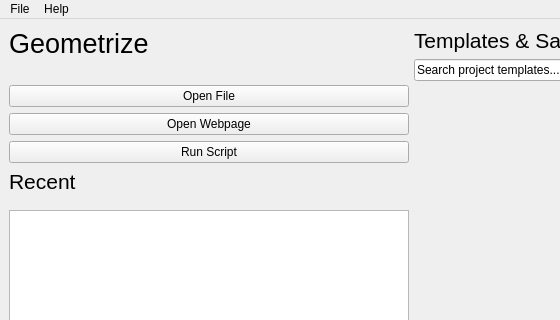
Tw1ddle/geometrize, file Geometrize/dialog/launchwindow.ui: the form before one commit; both pictures show x 0 to 560 and y 0 to 320 of the 1280 by 720 pixel window.
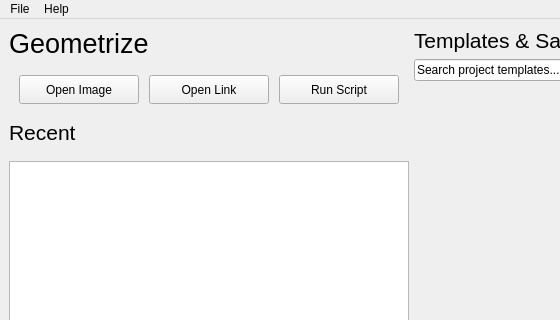
The form after the commit. Icons and pictures are not drawn. Custom widgets are drawn as their Qt base class.

Commit message: Minor tweaks, buttons to open images/links etc

Diff of the .ui file:
```diff
--- a/Geometrize/dialog/launchwindow.ui
+++ b/Geometrize/dialog/launchwindow.ui
@@ -94,47 +94,119 @@
           </property>
          </widget>
         </item>
-        <item>
-         <spacer name="verticalSpacer_2">
-          <property name="orientation">
-           <enum>Qt::Vertical</enum>
-          </property>
-          <property name="sizeType">
-           <enum>QSizePolicy::Maximum</enum>
-          </property>
-          <property name="sizeHint" stdset="0">
-           <size>
-            <width>20</width>
-            <height>20</height>
-           </size>
-          </property>
-         </spacer>
-        </item>
         <item>
          <layout class="QVBoxLayout" name="verticalLayout">
           <item>
-           <widget class="QPushButton" name="openImageButton">
-            <property name="text">
-             <string>Open File</string>
+           <layout class="QHBoxLayout" name="horizontalLayout">
+            <property name="spacing">
+             <number>10</number>
             </property>
-           </widget>
+            <property name="leftMargin">
+             <number>10</number>
+            </property>
+            <property name="topMargin">
+             <number>10</number>
+            </property>
+            <property name="rightMargin">
+             <number>10</number>
+            </property>
+            <property name="bottomMargin">
+             <number>10</number>
+            </property>
+            <item>
+             <widget class="QToolButton" name="openImageButton">
+              <property name="sizePolicy">
+               <sizepolicy hsizetype="Expanding" vsizetype="Fixed">
+                <horstretch>0</horstretch>
+                <verstretch>0</verstretch>
+               </sizepolicy>
+              </property>
+              <property name="styleSheet">
+               <string notr="true">padding: 5px;</string>
+              </property>
+              <property name="text">
+               <string>Open Image</string>
+              </property>
+              <property name="icon">
+               <iconset resource="../resources/application_resources.qrc">
+                <normaloff>:/icons/folder_image.png</normaloff>:/icons/folder_image.png</iconset>
+              </property>
+              <property name="iconSize">
+               <size>
+                <width>32</width>
+                <height>32</height>
+               </size>
+              </property>
+              <property name="toolButtonStyle">
+               <enum>Qt::ToolButtonTextUnderIcon</enum>
+              </property>
+              <property name="arrowType">
+               <enum>Qt::NoArrow</enum>
+              </property>
+             </widget>
+            </item>
+            <item>
+             <widget class="QToolButton" name="openLinkButton">
+              <property name="sizePolicy">
+               <sizepolicy hsizetype="Expanding" vsizetype="Fixed">
+                <horstretch>0</horstretch>
+                <verstretch>0</verstretch>
+               </sizepolicy>
+              </property>
+              <property name="styleSheet">
+               <string notr="true">padding: 5px;</string>
+              </property>
+              <property name="text">
+               <string>Open Link</string>
+              </property>
+              <property name="icon">
+               <iconset resource="../resources/application_resources.qrc">
+                <normaloff>:/icons/globe_network.png</normaloff>:/icons/globe_network.png</iconset>
+              </property>
+              <property name="iconSize">
+               <size>
+                <width>32</width>
+                <height>32</height>
+               </size>
+              </property>
+              <property name="toolButtonStyle">
+               <enum>Qt::ToolButtonTextUnderIcon</enum>
+              </property>
+             </widget>
+            </item>
+            <item>
+             <widget class="QToolButton" name="runScriptButton">
+              <property name="sizePolicy">
+               <sizepolicy hsizetype="Expanding" vsizetype="Fixed">
+                <horstretch>0</horstretch>
+                <verstretch>0</verstretch>
+               </sizepolicy>
+              </property>
+              <property name="styleSheet">
+               <string notr="true">padding: 5px;</string>
+              </property>
+              <property name="text">
+               <string>Run Script</string>
+              </property>
+              <property name="icon">
+               <iconset resource="../resources/application_resources.qrc">
+                <normaloff>:/icons/script_go.png</normaloff>:/icons/script_go.png</iconset>
+              </property>
+              <property name="iconSize">
+               <size>
+                <width>32</width>
+                <height>32</height>
+               </size>
+              </property>
+              <property name="toolButtonStyle">
+               <enum>Qt::ToolButtonTextUnderIcon</enum>
+              </property>
+             </widget>
+            </item>
+           </layout>
           </item>
          </layout>
         </item>
-        <item>
-         <widget class="QPushButton" name="openWebpageButton">
-          <property name="text">
-           <string>Open Webpage</string>
-          </property>
-         </widget>
-        </item>
-        <item>
-         <widget class="QPushButton" name="runScriptButton">
-          <property name="text">
-           <string>Run Script</string>
-          </property>
-         </widget>
-        </item>
         <item>
          <widget class="QLabel" name="recentsListTitle">
           <property name="sizePolicy">
@@ -313,7 +385,7 @@
           <property name="widgetResizable">
            <bool>true</bool>
           </property>
-          <widget class="geometrize::dialog::TemplateGrid" name="templateGrid">
+          <widget class="QWidget" name="scrollableWidget">
            <property name="geometry">
             <rect>
              <x>0</x>
@@ -322,6 +394,15 @@
              <height>589</height>
             </rect>
            </property>
+           <layout class="QVBoxLayout" name="verticalLayout_6">
+            <item>
+             <widget class="geometrize::dialog::TemplateGrid" name="templateGrid" native="true">
+              <property name="autoFillBackground">
+               <bool>true</bool>
+              </property>
+             </widget>
+            </item>
+           </layout>
           </widget>
          </widget>
         </item>
```
Left out of the diff: 40 changed lines with no effect on the pictures. The commit also changes 9 other files.
